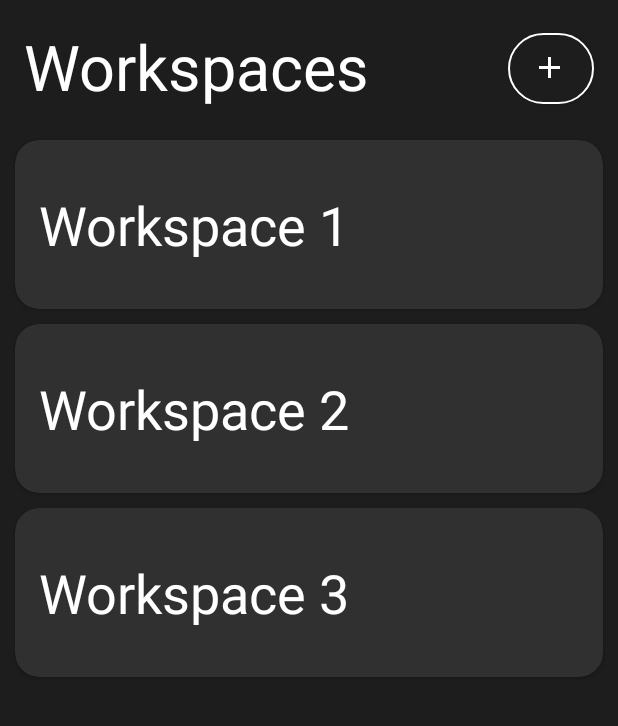
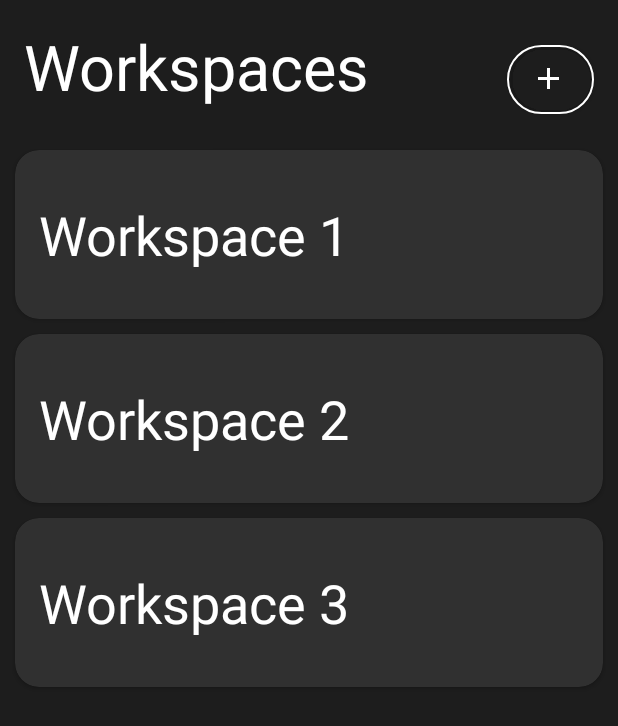
Before and after one commit to neilroy1998/Bottle3, an Android app: the workspaceActivity screen opened directly, with no data from a screen before it, on a phone screen of 412 x 824 dp. Shown: the top 726 px of the screen. Run offline under Robolectric (Android 15) with nearby library versions, the phone set to English and light mode, and no system bars; Roboto replaces fonts that are not available here.

Commit message:
Final after design plan 1_1

```diff
--- a/app/src/main/java/com/example/bottle2/homeFrag.java
+++ b/app/src/main/java/com/example/bottle2/homeFrag.java
@@ -1,11 +1,9 @@
 package com.example.bottle2;
 
-import android.app.Activity;
 import android.content.Context;
 import android.content.Intent;
 import android.net.Uri;
 import android.os.Bundle;
-import android.os.Handler;
 import android.support.v4.app.Fragment;
 import android.support.v7.widget.DefaultItemAnimator;
 import android.support.v7.widget.GridLayoutManager;
@@ -59,8 +57,8 @@ public class homeFrag extends Fragment {
         cat_list = new ArrayList<>();
         cat_adapter = new categories_adapter(getActivity(), cat_list);
 
-        CircleImageView civ = (CircleImageView) view.findViewById(R.id.team_image);
-        civ.setImageResource(R.drawable.profile);
+        CircleImageView civ = (CircleImageView) view.findViewById(R.id.my_image);
+        civ.setImageResource(R.drawable.fruit);
 
         RecyclerView.LayoutManager lm = new GridLayoutManager(getActivity(), 1);
         recyclerView.setLayoutManager(lm);
--- a/app/src/main/java/com/example/bottle2/workspaceActivity.java
+++ b/app/src/main/java/com/example/bottle2/workspaceActivity.java
@@ -7,7 +7,9 @@ import android.support.v7.widget.GridLayoutManager;
 import android.support.v7.widget.RecyclerView;
 import android.view.MenuItem;
 import android.view.View;
+import android.widget.Button;
 import android.widget.PopupMenu;
+import android.widget.TextView;
 import android.widget.Toast;
 
 import java.util.ArrayList;
@@ -19,10 +21,18 @@ public class workspaceActivity extends AppCompatActivity {
     private List<workspace_manage> ws_list;
     private workspace_adapter workspaceAdapter;
 
+    Button addWS;
+    TextView tvWS;
+
     @Override
     protected void onCreate(Bundle savedInstanceState) {
         super.onCreate(savedInstanceState);
         setContentView(R.layout.activity_workspace);
+
+        addWS = findViewById(R.id.button_add_workspace);
+        tvWS = findViewById(R.id.tv_WS);
+
+        addWS.setWidth(tvWS.getWidth());
 
         ws_rv = findViewById(R.id.workspace_rv);
         ws_list = new ArrayList<>();
--- a/app/src/main/res/layout/activity_workspace.xml
+++ b/app/src/main/res/layout/activity_workspace.xml
@@ -8,7 +8,7 @@
     android:background="@color/cod_gray">
 
     <TextView
-        android:id="@+id/tv_teams"
+        android:id="@+id/tv_WS"
         android:layout_width="267dp"
         android:layout_height="wrap_content"
         android:layout_marginStart="16dp"
@@ -25,20 +25,19 @@
 
     <android.support.design.button.MaterialButton
         android:id="@+id/button_add_workspace"
-        android:layout_width="57dp"
-        android:layout_height="59dp"
-        android:layout_marginTop="16dp"
+        android:layout_width="58dp"
+        android:layout_height="58dp"
+        android:layout_marginTop="24dp"
         android:layout_marginEnd="16dp"
-        android:icon="@drawable/ic_add_white_24dp"
-        android:backgroundTint="@color/cod_gray"
-        android:iconTint="@color/white"
-        android:onClick="add_ws"
+        app:backgroundTint="@android:color/transparent"
+        app:cornerRadius="1000dp"
+        app:icon="@drawable/ic_add_white_24dp"
+        app:iconPadding="2dp"
+        app:iconTint="@color/white"
+        app:layout_constraintEnd_toEndOf="parent"
+        app:layout_constraintTop_toTopOf="parent"
         app:strokeColor="@color/white"
-        app:strokeWidth="1dp"
-        app:cornerRadius="32dp"
-        app:icon="@drawable/ic_add_white_24dp"
-        app:layout_constraintEnd_toEndOf="parent"
-        app:layout_constraintTop_toTopOf="parent" />
+        app:strokeWidth="1dp" />
 
     <android.support.v7.widget.RecyclerView
         android:id="@+id/workspace_rv"
```
Also changed, not shown: app/src/main/res/layout/activity_team_overview.xml (+11 -12 lines), app/src/main/res/layout/fragment_home.xml (+4 -6 lines), app/src/main/res/layout/fragment_tasks.xml (+6 -9 lines), app/src/main/res/layout/fragment_team.xml (+7 -8 lines), app/src/main/res/drawable/blank.png (deleted).
